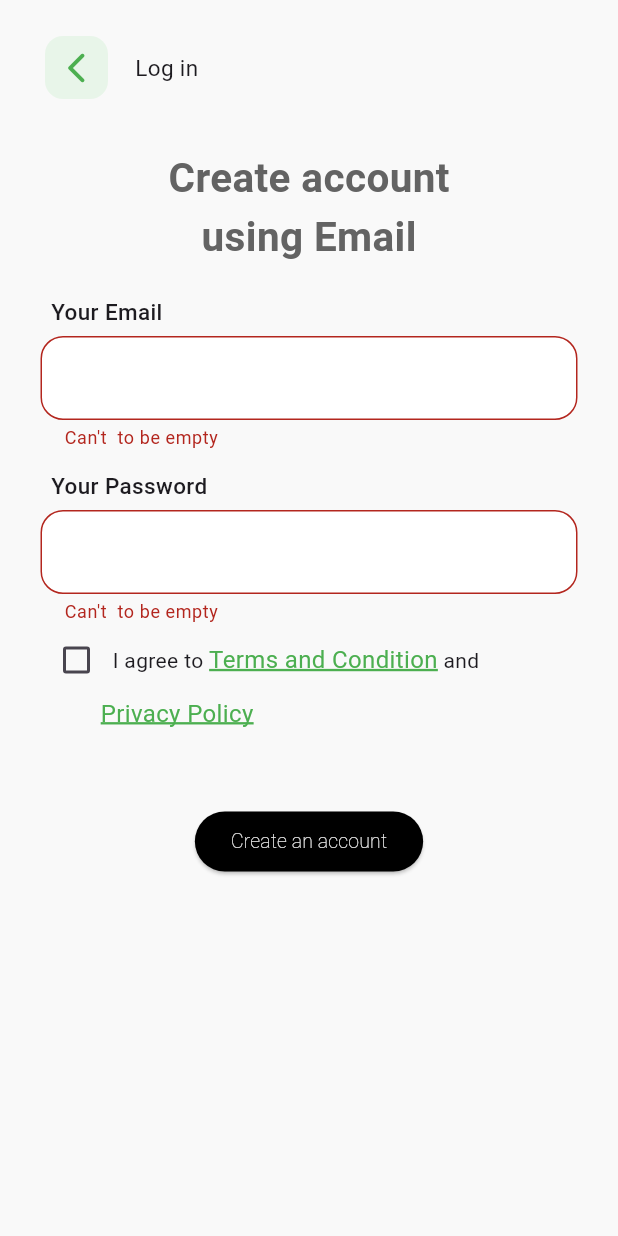
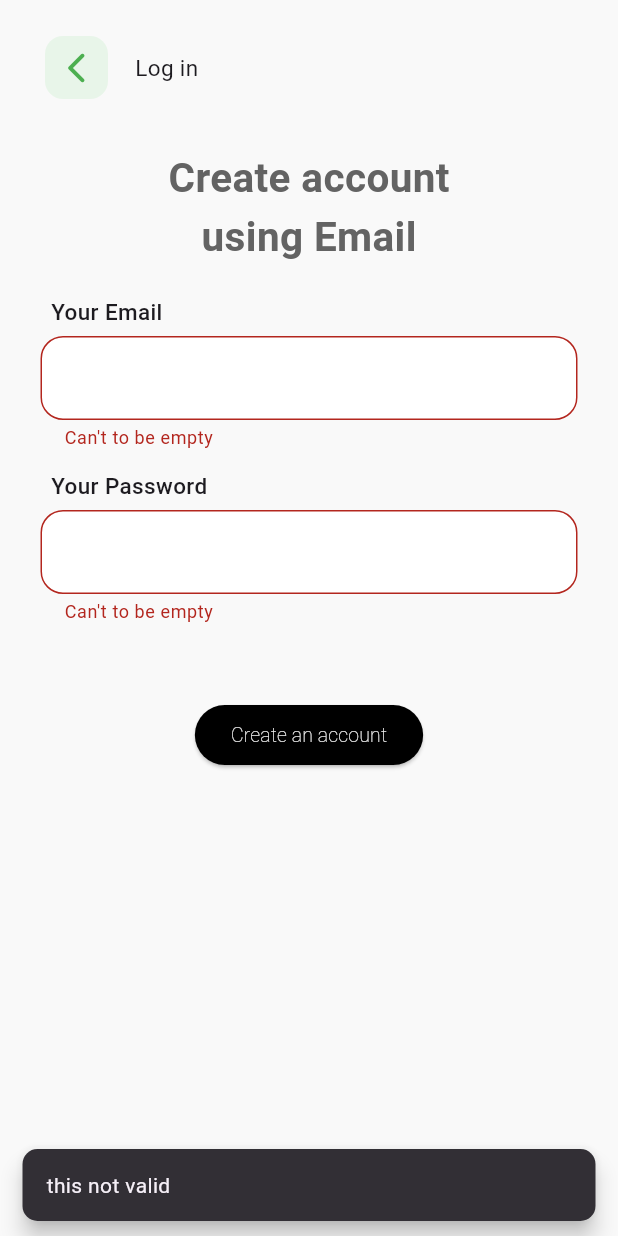
Before and after one commit to ayanegm/productivity_app, a Flutter app: the SignupPage screen opened directly, after a tap on "Create an account", on a phone screen of 412 x 824 dp. Run offline on Flutter 3.47's test engine with Material 3 defaults, Android fonts, the phone set to English and light mode, and no system bars; our stand-ins replace cloud_firestore, date_format, firebase_auth, firebase_core, firebase_messaging, fl_chart and 2 more; accounts and stored records are empty.

Commit message:
Added changes in Firebase Auth, Firestore signup, and task filtering

```diff
--- a/lib/main.dart
+++ b/lib/main.dart
@@ -1,4 +1,6 @@
 import 'dart:ui';
+import 'package:firebase_auth/firebase_auth.dart';
+import 'package:productivity_app/screens/home_page.dart';
 import 'package:provider/provider.dart';
 import 'package:firebase_core/firebase_core.dart';
 import 'package:firebase_messaging/firebase_messaging.dart';
@@ -71,8 +73,9 @@ void initState() {
   ),
       navigatorKey: navigatorKey,
       debugShowCheckedModeBanner: false,
-          home: LoginPage(),
+          // home: LoginPage(),
           // home: PushNotification(),
+          home: (FirebaseAuth.instance.currentUser!=null&&FirebaseAuth.instance.currentUser!.emailVerified)?HomePage():LoginPage(),
           theme: ThemeData(
             scaffoldBackgroundColor: Color(0xFFf9f9f9),
             appBarTheme: AppBarTheme(
--- a/lib/screens/home_page_with_tasks.dart
+++ b/lib/screens/home_page_with_tasks.dart
@@ -54,7 +54,7 @@ List<String> activeCategories = categoryCounts.keys
               padding: const EdgeInsets.all(15),
               shrinkWrap: true,
               physics: const NeverScrollableScrollPhysics(),
-              childAspectRatio: 3,
+              childAspectRatio: 2.2,
               children: [
                 GestureDetector(
                   onTap: () {
--- a/lib/screens/signup_page.dart
+++ b/lib/screens/signup_page.dart
@@ -2,9 +2,12 @@
 import 'package:firebase_auth/firebase_auth.dart';
 import 'package:flutter/material.dart';
 import 'package:productivity_app/screens/getting_personal_info.dart';
+import 'package:productivity_app/screens/login_page.dart';
+import 'package:productivity_app/screens/verfication_page.dart';
 import 'package:productivity_app/widgets/back_icon_button.dart';
 import 'package:productivity_app/widgets/button.dart';
 import 'package:productivity_app/widgets/custom_link.dart';
+import 'package:productivity_app/widgets/snackbar.dart';
 import 'package:productivity_app/widgets/text_field_regiter.dart';
 
 class SignupPage extends StatelessWidget {
@@ -37,9 +40,10 @@ GlobalKey<FormState>formState=GlobalKey<FormState>();
               child: Text('Your Email',style: TextStyle(fontWeight: FontWeight.w500,fontSize: 15,),),
             ),
             SizedBox(height: 6,),
+
             TextFieldRegiter(field_title: '',controller: emailController,validator: (val) {
               if(val==''){
-                return 'Can\'t  to be empty';
+                return 'Can\'t to be empty';
               }
             },),
             SizedBox(height: 13,),
@@ -50,27 +54,11 @@ GlobalKey<FormState>formState=GlobalKey<FormState>();
             SizedBox(height: 6,),
             TextFieldRegiter(field_title: '',controller: passwordController,validator: (val) {
               if(val==''){
-                return 'Can\'t  to be empty';
+                return 'Can\'t to be empty';
               }
             },),
-            Row(children: [
-              Checkbox(
-              value: false,
-              onChanged: (bool? value) {
 
-              },
-              activeColor: Color(0xFF4CAF50),
 
-            ),
-              Text('I agree to '),
-              CustomLink(link_text: 'Terms and Condition'),
-              Text(' and'),
-
-            ],),
-            Padding(
-              padding: const EdgeInsets.only(left:40.0),
-              child: CustomLink(link_text: 'Privacy Policy'),
-            ),
             SizedBox(height: 50,),
             Center(child: CustomButton(text: 'Create an account',onTap: ()async{
 
@@ -81,21 +69,26 @@ GlobalKey<FormState>formState=GlobalKey<FormState>();
                 email: emailController.text,
                 password: passwordController.text,
               );
+              FirebaseAuth.instance.currentUser!.sendEmailVerification();
               Navigator.push(context, MaterialPageRoute(builder: (context) {
                 return GettingPersonalInfo(email: emailController.text,uid: credential.user!.uid);
+              //  return LoginPage();
               },));
             } on FirebaseAuthException catch (e) {
               if (e.code == 'weak-password') {
-                print('The password provided is too weak.');
+                CustomSnackBar.show(context,'The password provided is too weak.');
               } else if (e.code == 'email-already-in-use') {
-                print('The account already exists for that email.');
+               CustomSnackBar.show(context,'The account already exists for that email.');
+              }
+              else{
+                CustomSnackBar.show(context,'Wrong email or password');
               }
             } catch (e) {
-              print(e);
+              CustomSnackBar.show(context,e.toString());
             }
             }
             else{
-              print('this not valid');
+              CustomSnackBar.show(context,'this not valid');
             }
             },))
           ],
--- a/lib/screens/task_timer_page.dart
+++ b/lib/screens/task_timer_page.dart
@@ -81,6 +81,7 @@ batch.update(taskRef, {'isAchieved': true});
 batch.set(analyticsRef, {
     'achievedTasks': FieldValue.increment(1),
     'notAchieved': FieldValue.increment(-1),
+    widget.taskModel.taskCategory: FieldValue.increment(-1),
   }, SetOptions(merge: true));
     try {
     await batch.commit();
--- a/lib/widgets/bottom_navigator_bar.dart
+++ b/lib/widgets/bottom_navigator_bar.dart
@@ -5,7 +5,6 @@ import 'package:productivity_app/screens/add_new_task_page.dart';
 import 'package:productivity_app/screens/calender_screen.dart';
 import 'package:productivity_app/screens/fake_page.dart';
 import 'package:productivity_app/screens/home_page.dart';
-import 'package:productivity_app/screens/personal_page.dart';
 import 'package:productivity_app/screens/tasks_for_today.dart';
 
 class CustomBottomNavigatorBar extends StatelessWidget {
--- a/lib/widgets/category_container.dart
+++ b/lib/widgets/category_container.dart
@@ -17,7 +17,7 @@ class CategoryContainer extends StatelessWidget {
     final String imagePath = style['image'];
     return Container(
             padding: EdgeInsets.only(left: 13),
-            height: 110,width: 250,
+            height: 190,width: 250,
           decoration: BoxDecoration(
             color: Color(0xFFddf6f0),
             borderRadius: BorderRadius.circular(15),
```
Also changed, not shown: lib/screens/getting_personal_info.dart (+3 -7 lines), lib/screens/login_page.dart (+43 -13 lines), lib/screens/personal_page.dart (deleted, +0 -93 lines), lib/screens/verfication_page.dart (added, +25 -0 lines), lib/widgets/button_widget.dart (deleted, +0 -14 lines), firebase.json, 2 other files.
